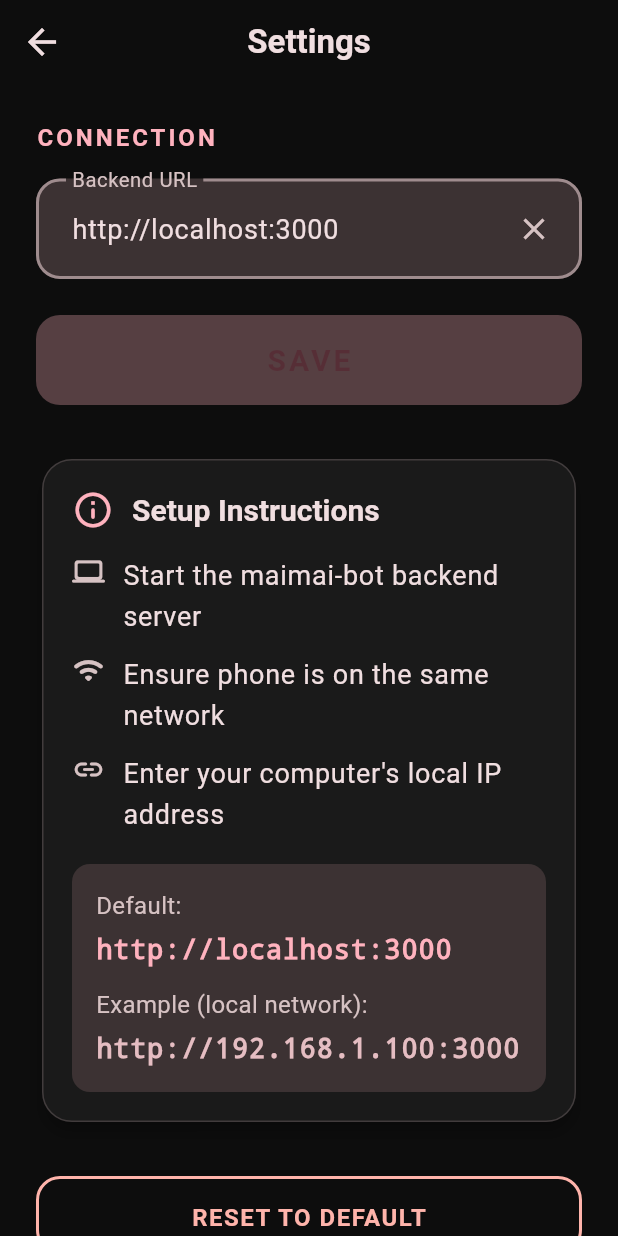
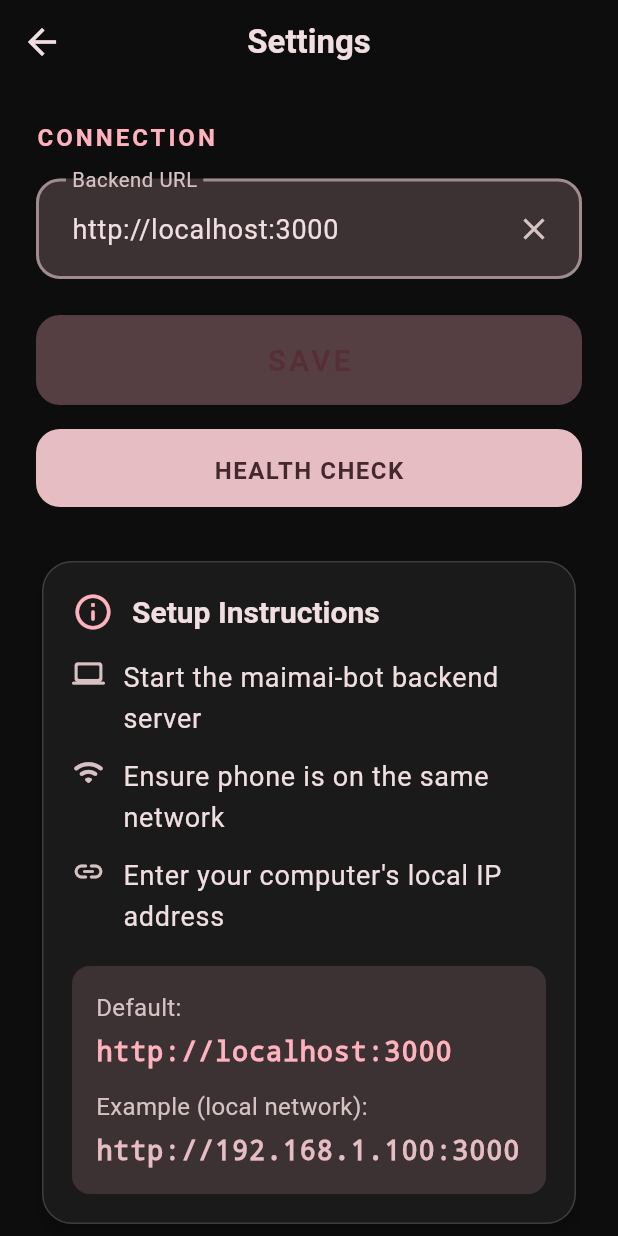
Before and after one commit to minty99/maimai-bot, a Flutter app: the SettingsScreen screen opened by its route, on a phone screen of 412 x 824 dp. Run offline on Flutter 3.47's test engine with Material 3 defaults, Android fonts, the phone set to English and light mode, and no system bars; our stand-ins replace cached_network_image, dio, equatable, flutter_bloc, sensors_plus, shared_preferences; missing offline and left inert: volume_button_override; accounts and stored records are empty.

Commit message:
feat: add backend health check to settings screen
Features:
- Add "HEALTH CHECK" button to verify backend connectivity
- Display health status with color-coded feedback (green/red)
- Show loading indicator during check
- Use Dio with 5s timeout for health endpoint

Technical:
- Add _checkHealth() method with proper error handling
- Add _normalizeBaseUrl() to handle trailing slashes
- Show SnackBar with result message

Fixes:
- Fix lint error: replace 'return' in finally block with conditional setState

```diff
--- a/flutter_maimai_randomizer/lib/features/settings/presentation/screens/settings_screen.dart
+++ b/flutter_maimai_randomizer/lib/features/settings/presentation/screens/settings_screen.dart
@@ -1,5 +1,6 @@
 import 'package:flutter/material.dart';
 import 'package:flutter_bloc/flutter_bloc.dart';
+import 'package:dio/dio.dart';
 
 import '../../../../core/constants/app_constants.dart';
 import '../../bloc/settings/settings_cubit.dart';
@@ -24,6 +25,9 @@ class SettingsScreen extends StatefulWidget {
 class _SettingsScreenState extends State<SettingsScreen> {
   late TextEditingController _urlController;
   bool _hasChanges = false;
+  bool _isCheckingHealth = false;
+  bool? _healthOk;
+  String? _healthMessage;
 
   @override
   void initState() {
@@ -44,6 +48,8 @@ class _SettingsScreenState extends State<SettingsScreen> {
     final currentUrl = context.read<SettingsCubit>().state.backendUrl;
     setState(() {
       _hasChanges = _urlController.text != currentUrl;
+      _healthMessage = null;
+      _healthOk = null;
     });
   }
 
@@ -73,6 +79,91 @@ class _SettingsScreenState extends State<SettingsScreen> {
         ),
       );
     }
+  }
+
+  String _normalizeBaseUrl(String rawUrl) {
+    final trimmed = rawUrl.trim();
+    if (trimmed.endsWith('/')) {
+      return trimmed.substring(0, trimmed.length - 1);
+    }
+    return trimmed;
+  }
+
+  Future<void> _checkHealth() async {
+    final rawUrl = _urlController.text;
+    final baseUrl = _normalizeBaseUrl(rawUrl);
+
+    if (baseUrl.isEmpty) {
+      ScaffoldMessenger.of(context).showSnackBar(
+        const SnackBar(
+          content: Text('URL cannot be empty'),
+          backgroundColor: Colors.red,
+        ),
+      );
+      return;
+    }
+
+    setState(() {
+      _isCheckingHealth = true;
+      _healthOk = null;
+      _healthMessage = null;
+    });
+
+    final dio = Dio(
+      BaseOptions(
+        connectTimeout: const Duration(seconds: 5),
+        receiveTimeout: const Duration(seconds: 5),
+      ),
+    );
+
+    try {
+      final response = await dio.get<Map<String, dynamic>>('$baseUrl/health');
+
+      final statusCode = response.statusCode ?? 0;
+      final status = response.data?['status']?.toString();
+
+      if (statusCode == 200 && status == 'ok') {
+        if (!mounted) return;
+        setState(() {
+          _healthOk = true;
+          _healthMessage = 'Healthy (HTTP 200)';
+        });
+      } else {
+        if (!mounted) return;
+        setState(() {
+          _healthOk = false;
+          _healthMessage = 'Unexpected response (HTTP $statusCode)';
+        });
+      }
+    } on DioException catch (e) {
+      if (!mounted) return;
+      setState(() {
+        _healthOk = false;
+        _healthMessage = 'Connection failed: ${e.message ?? 'unknown error'}';
+      });
+    } catch (e) {
+      if (!mounted) return;
+      setState(() {
+        _healthOk = false;
+        _healthMessage = 'Unexpected error: $e';
+      });
+    } finally {
+      if (mounted) {
+        setState(() {
+          _isCheckingHealth = false;
+        });
+      }
+    }
+
+    if (!mounted) return;
+    final message = _healthMessage ?? 'Health check completed';
+    final backgroundColor = _healthOk == true
+        ? Theme.of(context).colorScheme.primary
+        : Theme.of(context).colorScheme.error;
+
+    ScaffoldMessenger.of(context).showSnackBar(
+      SnackBar(content: Text(message), backgroundColor: backgroundColor),
+    );
   }
 
   @override
@@ -195,6 +286,72 @@ class _SettingsScreenState extends State<SettingsScreen> {
                   ),
                 ),
               ),
+              const SizedBox(height: 16),
+
+              // Health Check Button
+              SizedBox(
+                width: double.infinity,
+                height: 52,
+                child: FilledButton(
+                  onPressed: _isCheckingHealth ? null : _checkHealth,
+                  style: FilledButton.styleFrom(
+                    backgroundColor: colorScheme.secondary,
+                    foregroundColor: colorScheme.onSecondary,
+                    disabledBackgroundColor: colorScheme.secondary.withValues(
+                      alpha: 0.3,
+                    ),
+                    disabledForegroundColor: colorScheme.onSecondary.withValues(
+                      alpha: 0.5,
+                    ),
+                    shape: RoundedRectangleBorder(
+                      borderRadius: BorderRadius.circular(16),
+                    ),
+                  ),
+                  child: _isCheckingHealth
+                      ? Row(
+                          mainAxisAlignment: MainAxisAlignment.center,
+                          children: [
+                            SizedBox(
+                              width: 20,
+                              height: 20,
+                              child: CircularProgressIndicator(
+                                strokeWidth: 2,
+                                color: colorScheme.onSecondary,
+                              ),
+                            ),
+                            const SizedBox(width: 12),
+                            Text(
+                              'CHECKING...',
+                              style: theme.textTheme.labelLarge?.copyWith(
+                                color: colorScheme.onSecondary,
+                                letterSpacing: 1,
+                              ),
+                            ),
+                          ],
+                        )
+                      : Text(
+                          'HEALTH CHECK',
+                          style: theme.textTheme.labelLarge?.copyWith(
+                            color: colorScheme.onSecondary,
+                            letterSpacing: 1,
+                            fontWeight: FontWeight.w600,
+                          ),
+                        ),
+                ),
+              ),
+              if (_healthMessage != null) ...[
+                const SizedBox(height: 12),
+                Text(
+                  _healthMessage!,
+                  textAlign: TextAlign.center,
+                  style: theme.textTheme.bodyMedium?.copyWith(
+                    color: _healthOk == true
+                        ? colorScheme.primary
+                        : colorScheme.error,
+                    fontWeight: FontWeight.w600,
+                  ),
+                ),
+              ],
               const SizedBox(height: 32),
 
               // ─────────────────────────────────────────────────────────────
```
